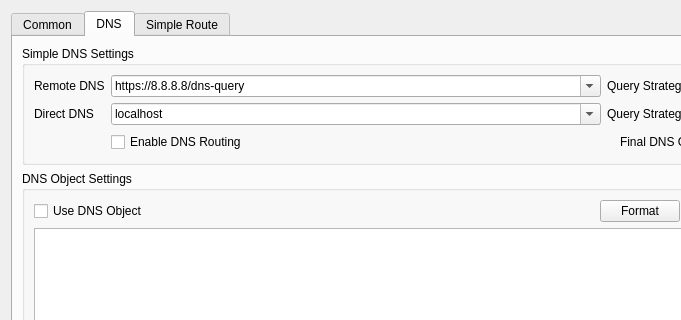
This is ui/dialog_manage_routes.ui in kafeixiang/nekoray as Qt 5 draws it before an edit; both pictures show x 0 to 681 and y 0 to 320 of the 800 by 600 pixel window. The edited form follows.
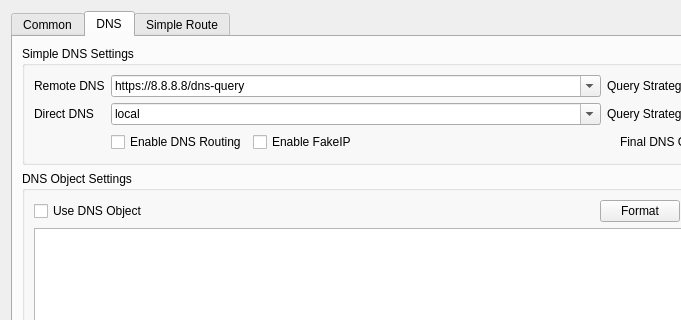
This is the edited form. The open tabs and pages were chosen to show the change.

Commit message: refactor: improve FakeIP settings and move to routing configuration

The edit to the form file:
```diff
--- a/ui/dialog_manage_routes.ui
+++ b/ui/dialog_manage_routes.ui
@@ -250,6 +250,13 @@
               </property>
              </widget>
             </item>
+            <item>
+             <widget class="QCheckBox" name="fake_dns">
+              <property name="text">
+               <string>Enable FakeIP</string>
+              </property>
+             </widget>
+            </item>
             <item>
              <spacer name="horizontalSpacer_2">
               <property name="orientation">
@@ -301,7 +308,7 @@
               </property>
               <item>
                <property name="text">
-                <string notr="true">localhost</string>
+                <string notr="true">local</string>
                </property>
               </item>
               <item>
```
Left out of the diff: 27 changed lines with no effect on the pictures. The commit also changes 7 other files.
